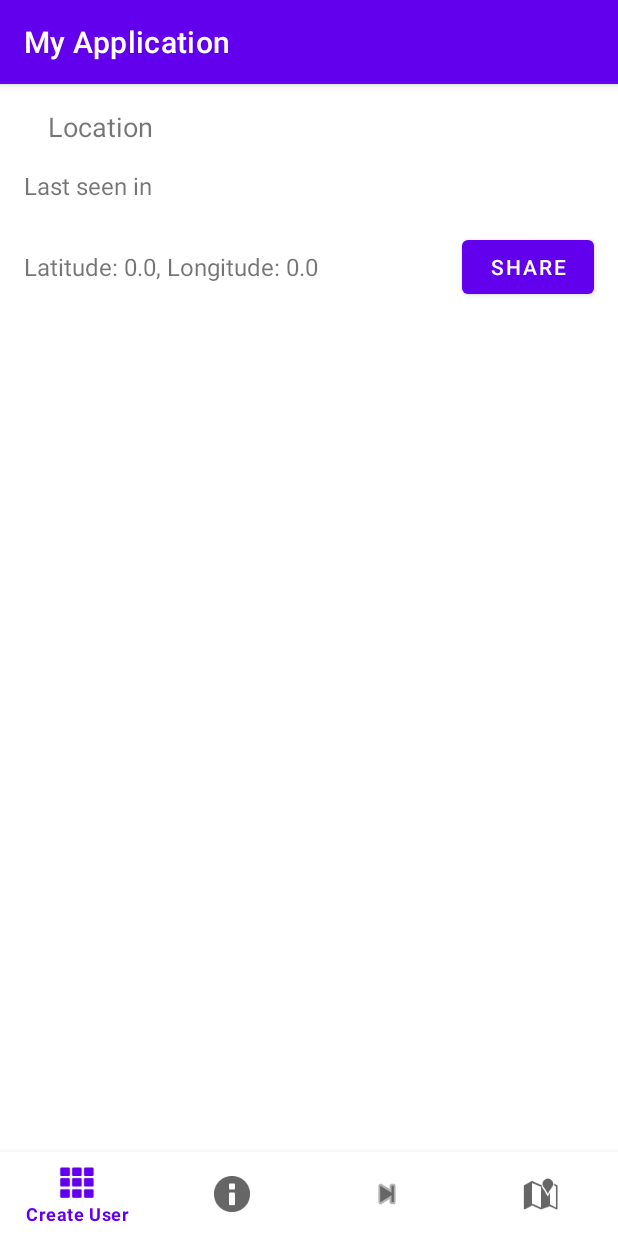
After one commit to Athenriel/MyApplication, an Android app: the LocationFragment screen opened through its navigation route, on a phone screen of 412 x 824 dp. The commit adds this screen. Run offline under Robolectric (Android 15) with nearby library versions, the light colour scheme and no system bars; our stand-ins replace navigation-ui.

Commit message:
Ability to share user location

```diff
--- a/app/src/main/AndroidManifest.xml
+++ b/app/src/main/AndroidManifest.xml
@@ -7,8 +7,6 @@
     <uses-permission android:name="android.permission.ACCESS_NETWORK_STATE" />
     <uses-permission android:name="android.permission.ACCESS_FINE_LOCATION" />
     <uses-permission android:name="android.permission.ACCESS_COARSE_LOCATION" />
-    <uses-permission android:name="android.permission.READ_EXTERNAL_STORAGE" />
-    <uses-permission android:name="android.permission.WRITE_EXTERNAL_STORAGE" />
 
     <application
         android:name=".MyApplication"
--- a/app/src/main/java/com/example/myapplication/MyApplication.kt
+++ b/app/src/main/java/com/example/myapplication/MyApplication.kt
@@ -11,6 +11,7 @@ import androidx.work.WorkManager
 import com.example.myapplication.datasource.local.LocalDataSource
 import com.example.myapplication.datasource.local.database.AppDatabase
 import com.example.myapplication.datasource.remote.RemoteDataSource
+import com.example.myapplication.model.UserLocationModel
 import com.example.myapplication.viewmodel.DownloadResourceViewModel
 import com.example.myapplication.viewmodel.UserViewModel
 import com.example.myapplication.worker.DeviceIdUpdateWorker
@@ -46,6 +47,7 @@ class MyApplication : Application() {
                 single { provideSharedPreferences(this@MyApplication) }
                 single { RemoteDataSource() }
                 single { LocalDataSource(db, get()) }
+                single { UserLocationModel(0.0, 0.0) }
                 viewModel { DownloadResourceViewModel(get()) }
                 viewModel { UserViewModel(get()) }
             })
--- /dev/null
+++ b/app/src/main/java/com/example/myapplication/model/UserLocationModel.kt
@@ -0,0 +1,6 @@
+package com.example.myapplication.model
+
+/**
+ * Created by Athenriel on 20/04/2020.
+ */
+data class UserLocationModel(var latitude: Double, var longitude: Double)
--- /dev/null
+++ b/app/src/main/java/com/example/myapplication/ui/LocationFragment.kt
@@ -0,0 +1,138 @@
+package com.example.myapplication.ui
+
+import android.Manifest
+import android.content.Intent
+import android.content.pm.PackageManager
+import android.net.Uri
+import android.os.Build
+import android.os.Bundle
+import android.provider.Settings
+import android.view.LayoutInflater
+import android.view.View
+import android.view.ViewGroup
+import androidx.appcompat.app.AlertDialog
+import androidx.core.app.ActivityCompat
+import androidx.core.content.ContextCompat
+import androidx.fragment.app.Fragment
+import androidx.lifecycle.Observer
+import com.example.myapplication.BuildConfig
+import com.example.myapplication.R
+import com.example.myapplication.databinding.FragmentLocationBinding
+import com.example.myapplication.model.UserLocationModel
+import com.example.myapplication.ui.dialog.DarkBottomDialogFragment
+import com.example.myapplication.utils.Utils
+import org.koin.android.ext.android.inject
+
+/**
+ * Created by Athenriel on 20/04/2020.
+ */
+class LocationFragment : Fragment() {
+
+    private var _binding: FragmentLocationBinding? = null
+    private val binding get() = _binding!!
+    private val userLocationModel: UserLocationModel by inject()
+
+    companion object {
+        private const val SHARE_LOCATION_CODE = 503
+        private const val PERMISSION_CODE = 5421
+    }
+
+    override fun onCreateView(
+        inflater: LayoutInflater,
+        container: ViewGroup?,
+        savedInstanceState: Bundle?
+    ): View? {
+        _binding = FragmentLocationBinding.inflate(inflater, container, false)
+        return binding.root
+    }
+
+    override fun onViewCreated(view: View, savedInstanceState: Bundle?) {
+        super.onViewCreated(view, savedInstanceState)
+        binding.fragmentLocationShareBtn.setOnClickListener {
+            Utils.shareLocation(
+                userLocationModel.latitude,
+                userLocationModel.longitude,
+                getString(R.string.share_location_text),
+                this,
+                SHARE_LOCATION_CODE,
+                object : Utils.ShareException {
+                    override fun noAppFoundException() {
+                        val title = getString(R.string.error_title)
+                        val text =
+                            getString(R.string.error_share_location_activity_resolve)
+                        Utils.showSimpleDialog(context, title, text)
+                    }
+                })
+        }
+        (activity as MainActivity?)?.getLocationLiveData()?.observe(viewLifecycleOwner, Observer {
+            setCoordsText()
+        })
+        setCoordsText()
+        askPermission()
+    }
+
+    private fun setCoordsText() {
+        val text =
+            getString(R.string.coord_lat) + userLocationModel.latitude + getString(R.string.coord_lon) + userLocationModel.longitude
+        binding.fragmentLocationCoordsTv.text = text
+    }
+
+    private fun askPermission() {
+        if (Build.VERSION.SDK_INT >= Build.VERSION_CODES.M) {
+            activity?.let { activitySafe ->
+                val permissionGranted = ContextCompat.checkSelfPermission(
+                    activitySafe,
+                    Manifest.permission.ACCESS_FINE_LOCATION
+                ) == PackageManager.PERMISSION_GRANTED
+                if (!permissionGranted) {
+                    if (ActivityCompat.shouldShowRequestPermissionRationale(
+                            activitySafe,
+                            Manifest.permission.ACCESS_FINE_LOCATION
+                        )
+                    ) {
+                        val title = getString(R.string.explain_location_required_title)
+                        val text = getString(R.string.explain_location_required_text)
+                        AlertDialog.Builder(activitySafe, R.style.AlertDialogTheme)
+                            .setTitle(title)
+                            .setMessage(text)
+                            .setPositiveButton(activitySafe.getString(R.string.ok)) { dialog, _ ->
+                                val intent = Intent(
+                                    Settings.ACTION_APPLICATION_DETAILS_SETTINGS,
+                                    Uri.parse("package:" + BuildConfig.APPLICATION_ID)
+                                )
+                                activitySafe.startActivity(intent)
+                                dialog.dismiss()
+                            }
+                            .show()
+                    } else {
+                        ActivityCompat.requestPermissions(
+                            activitySafe,
+                            arrayOf(Manifest.permission.ACCESS_FINE_LOCATION), PERMISSION_CODE
+                        )
+                    }
+                }
+            }
+        }
+    }
+
+    override fun onActivityResult(requestCode: Int, resultCode: Int, data: Intent?) {
+        super.onActivityResult(requestCode, resultCode, data)
+        if (requestCode == SHARE_LOCATION_CODE) {
+            val dialog = DarkBottomDialogFragment.newInstance(
+                getString(R.string.location_shared_text),
+                binding.fragmentLocationCoordsTv.text.toString()
+            )
+            dialog.show(
+                childFragmentManager,
+                DarkBottomDialogFragment::class.simpleName
+            )
+        }
+    }
+
+    override fun onDestroyView() {
+        super.onDestroyView()
+        _binding = null
+    }
+
+
+}
--- a/app/src/main/java/com/example/myapplication/ui/MainActivity.kt
+++ b/app/src/main/java/com/example/myapplication/ui/MainActivity.kt
@@ -1,23 +1,42 @@
 package com.example.myapplication.ui
 
+import android.Manifest
+import android.content.pm.PackageManager
 import android.os.Bundle
 import android.os.Handler
+import android.os.Looper
 import androidx.appcompat.app.AppCompatActivity
+import androidx.core.content.ContextCompat
 import androidx.core.view.isVisible
+import androidx.lifecycle.LiveData
+import androidx.lifecycle.MutableLiveData
 import androidx.navigation.NavOptions
 import androidx.navigation.findNavController
 import androidx.navigation.ui.setupWithNavController
+import androidx.work.WorkManager
 import com.example.myapplication.R
 import com.example.myapplication.databinding.ActivityMainBinding
+import com.example.myapplication.model.UserLocationModel
+import com.example.myapplication.worker.LocationUpdateWorker
+import com.google.android.gms.common.api.ResolvableApiException
+import com.google.android.gms.location.*
+import org.koin.android.ext.android.inject
 
 class MainActivity : AppCompatActivity() {
 
     companion object {
         const val VIEW_USERS_EXTRA = "viewUsersExtra"
         private const val SPLASH_TIME = 1000L
+        private const val LOC_INTERVAL = 60000L
+        private const val FAST_LOC_INTERVAL = 30000L
+        private const val RESOLVABLE_CODE = 1984
     }
 
     private lateinit var binding: ActivityMainBinding
+    private val userLocationModel: UserLocationModel by inject()
+    private var asked = false
+    private var fusedLocationProviderClient: FusedLocationProviderClient? = null
+    private lateinit var locationLiveData: MutableLiveData<Boolean>
 
     override fun onCreate(savedInstanceState: Bundle?) {
         super.onCreate(savedInstanceState)
@@ -42,6 +61,10 @@ class MainActivity : AppCompatActivity() {
                     navController.navigate(R.id.ShareFragment, null, clearNavOptions)
                     true
                 }
+                R.id.menu_location_nav -> {
+                    navController.navigate(R.id.LocationFragment, null, clearNavOptions)
+                    true
+                }
                 else -> false
             }
         }
@@ -50,9 +73,11 @@ class MainActivity : AppCompatActivity() {
                 R.id.CreateUserFragment -> true
                 R.id.ViewUsersFragment -> true
                 R.id.ShareFragment -> true
+                R.id.LocationFragment -> true
                 else -> false
             }
         }
+        locationLiveData = MutableLiveData()
         Handler().postDelayed({
             if (navController.currentDestination?.id == R.id.SplashFragment) {
                 val directions = if (intent.getBooleanExtra(VIEW_USERS_EXTRA, false)) {
@@ -65,4 +90,69 @@ class MainActivity : AppCompatActivity() {
         }, SPLASH_TIME)
     }
 
+    override fun onResume() {
+        super.onResume()
+        trackLocation()
+    }
+
+    override fun onPause() {
+        super.onPause()
+        stopTracking()
+    }
+
+    fun getLocationLiveData(): LiveData<Boolean> {
+        return locationLiveData
+    }
+
+    private fun trackLocation() {
+        try {
+            val permissionGranted = ContextCompat.checkSelfPermission(
+                this,
+                Manifest.permission.ACCESS_FINE_LOCATION
+            ) == PackageManager.PERMISSION_GRANTED
+            if (permissionGranted) {
+                fusedLocationProviderClient = LocationServices.getFusedLocationProviderClient(this)
+                val settingsClient = LocationServices.getSettingsClient(this)
+                val locationRequest = LocationRequest()
+                locationRequest.interval = LOC_INTERVAL
+                locationRequest.fastestInterval = FAST_LOC_INTERVAL
+                locationRequest.priority = LocationRequest.PRIORITY_BALANCED_POWER_ACCURACY
+                val settingsRequest =
+                    LocationSettingsRequest.Builder().addLocationRequest(locationRequest).build()
+                settingsClient.checkLocationSettings(settingsRequest).addOnSuccessListener {
+                    fusedLocationProviderClient?.requestLocationUpdates(
+                        locationRequest,
+                        locationCallback,
+                        Looper.myLooper()
+                    )
+                }.addOnFailureListener {
+                    if (it is ResolvableApiException && !asked) {
+                        asked = true
+                        it.startResolutionForResult(this, RESOLVABLE_CODE)
+                    } else {
+                        it.printStackTrace()
+                    }
+                }
+            }
+        } catch (e: Exception) {
+            e.printStackTrace()
+        }
+    }
+
+    private fun stopTracking() {
+        fusedLocationProviderClient?.removeLocationUpdates(locationCallback)
+    }
+
+    private val locationCallback = object : LocationCallback() {
+        override fun onLocationResult(result: LocationResult?) {
+            super.onLocationResult(result)
+            result?.let {
+                userLocationModel.latitude = it.lastLocation.latitude
+                userLocationModel.longitude = it.lastLocation.longitude
+                locationLiveData.postValue(true)
+                LocationUpdateWorker.enqueue(WorkManager.getInstance(this@MainActivity))
+            }
+        }
+    }
+
 }
--- a/app/src/main/java/com/example/myapplication/ui/ShareFragment.kt
+++ b/app/src/main/java/com/example/myapplication/ui/ShareFragment.kt
@@ -150,6 +150,7 @@ class ShareFragment : Fragment() {
         uri?.let { uriSafe ->
             Utils.sharePhoto(
                 uriSafe,
+                getString(R.string.share_image_text),
                 this,
                 SHARE_CODE,
                 object : Utils.ShareException {
--- /dev/null
+++ b/app/src/main/res/layout/fragment_location.xml
@@ -0,0 +1,53 @@
+<?xml version="1.0" encoding="utf-8"?>
+<androidx.constraintlayout.widget.ConstraintLayout xmlns:android="http://schemas.android.com/apk/res/android"
+    xmlns:app="http://schemas.android.com/apk/res-auto"
+    android:layout_width="match_parent"
+    android:layout_height="match_parent">
+
+    <TextView
+        android:id="@+id/fragment_location_title_tv"
+        android:layout_width="wrap_content"
+        android:layout_height="wrap_content"
+        android:layout_marginStart="32dp"
+        android:layout_marginTop="16dp"
+        android:text="@string/location_title"
+        android:textSize="18sp"
+        app:layout_constraintStart_toStartOf="parent"
+        app:layout_constraintTop_toTopOf="parent" />
+
+    <TextView
+        android:id="@+id/fragment_location_seen_tv"
+        android:layout_width="wrap_content"
+        android:layout_height="wrap_content"
+        android:layout_marginStart="16dp"
+        android:layout_marginTop="16dp"
+        android:text="@string/last_seen_in"
+        android:textSize="16sp"
+        app:layout_constraintStart_toStartOf="parent"
+        app:layout_constraintTop_toBottomOf="@+id/fragment_location_title_tv" />
+
+    <TextView
+        android:id="@+id/fragment_location_coords_tv"
+        android:layout_width="0dp"
+        android:layout_height="wrap_content"
+        android:layout_marginStart="16dp"
+        android:layout_marginTop="32dp"
+        android:layout_marginEnd="16dp"
+        android:textSize="16sp"
+        app:layout_constraintEnd_toStartOf="@+id/fragment_location_share_btn"
+        app:layout_constraintStart_toStartOf="parent"
+        app:layout_constraintTop_toBottomOf="@+id/fragment_location_seen_tv" />
+
+    <Button
+        android:id="@+id/fragment_location_share_btn"
+        android:layout_width="wrap_content"
+        android:layout_height="wrap_content"
+        android:layout_marginStart="16dp"
+        android:layout_marginEnd="16dp"
+        android:text="@string/share_btn"
+        app:layout_constraintBottom_toBottomOf="@+id/fragment_location_coords_tv"
+        app:layout_constraintEnd_toEndOf="parent"
+        app:layout_constraintStart_toEndOf="@+id/fragment_location_coords_tv"
+        app:layout_constraintTop_toTopOf="@+id/fragment_location_coords_tv" />
+
+</androidx.constraintlayout.widget.ConstraintLayout>
--- a/app/src/main/res/menu/menu_bottom_nav.xml
+++ b/app/src/main/res/menu/menu_bottom_nav.xml
@@ -13,7 +13,12 @@
 
     <item
         android:id="@+id/menu_share_nav"
-        android:icon="@android:drawable/ic_dialog_map"
+        android:icon="@android:drawable/ic_media_next"
         android:title="@string/share_title" />
 
+    <item
+        android:id="@+id/menu_location_nav"
+        android:icon="@android:drawable/ic_dialog_map"
+        android:title="@string/location_title" />
+
 </menu>
--- a/app/src/main/res/navigation/nav_graph.xml
+++ b/app/src/main/res/navigation/nav_graph.xml
@@ -43,5 +43,10 @@
         android:name="com.example.myapplication.ui.ShareFragment"
         android:label="@string/share_title"
         tools:layout="@layout/fragment_share" />
+    <fragment
+        android:id="@+id/LocationFragment"
+        android:name="com.example.myapplication.ui.LocationFragment"
+        android:label="@string/location_title"
+        tools:layout="@layout/fragment_location" />
 
 </navigation>
--- a/app/src/main/res/values/strings.xml
+++ b/app/src/main/res/values/strings.xml
@@ -21,13 +21,23 @@
     <string name="share_title">Share</string>
     <string name="share_btn">Share</string>
     <string name="pick_file_btn">Pick</string>
+    <string name="share_image_text">Share Image</string>
     <string name="image_shared_text">Image Shared</string>
     <string name="share_url_empty_toast">Image Url is empty</string>
     <string name="image_url_hint">Image Url</string>
+    <string name="location_title">Location</string>
+    <string name="last_seen_in">Last seen in</string>
+    <string name="coord_lat">Latitude:&#160;</string>
+    <string name="coord_lon">, Longitude:&#160;</string>
+    <string name="share_location_text">Share Location</string>
+    <string name="location_shared_text">Location Shared</string>
+    <string name="explain_location_required_title">Location Required</string>
+    <string name="explain_location_required_text">In order to retrieve your current location and share it, please allow Location</string>
     <string name="error_title">Error</string>
     <string name="error_retrieving_users">An error occurred while retrieving users.</string>
     <string name="error_creating_user">An error occurred while creating the user.</string>
     <string name="error_downloading_resource">An error occurred while downloading the image.</string>
     <string name="error_share_image_activity_resolve">No App found to handle image share.</string>
+    <string name="error_share_location_activity_resolve">No App found to handle location share.</string>
     <string name="ok">OK</string>
 </resources>
--- a/app/src/main/res/values/styles.xml
+++ b/app/src/main/res/values/styles.xml
@@ -1,7 +1,7 @@
 <resources>
 
     <!-- Base application theme. -->
-    <style name="AppTheme" parent="Theme.AppCompat.Light.DarkActionBar">
+    <style name="AppTheme" parent="Theme.MaterialComponents.Light.DarkActionBar">
         <!-- Customize your theme here. -->
         <item name="colorPrimary">@color/colorPrimary</item>
         <item name="colorPrimaryDark">@color/colorPrimaryDark</item>
@@ -10,12 +10,11 @@
 
     <!--Dialog Theme-->
     <style name="AlertDialogTheme" parent="ThemeOverlay.MaterialComponents.Dialog.Alert">
-        <item name="android:buttonBarButtonStyle">@style/PositiveButtonStyle</item>
+        <item name="android:buttonBarPositiveButtonStyle">@style/PositiveButtonStyle</item>
     </style>
 
     <style name="PositiveButtonStyle" parent="Widget.MaterialComponents.Button.TextButton">
-        <item name="android:textColor">@color/colorPrimary</item>
-        <item name="android:background">#00FFFFFF</item>
+        <item name="android:textSize">20sp</item>
     </style>
 
     <style name="DialogNoDim" parent="Theme.MaterialComponents.Dialog">
```
Also changed, not shown: app/src/main/java/com/example/myapplication/datasource/remote/RemoteDataSource.kt (+14 -0 lines), app/src/main/java/com/example/myapplication/datasource/remote/request/UpdateLocationRequest.kt (added, +16 -0 lines), app/src/main/java/com/example/myapplication/datasource/remote/response/UpdateLocationResponse.kt (added, +13 -0 lines), app/src/main/java/com/example/myapplication/utils/Utils.kt (+25 -1 lines), app/src/main/java/com/example/myapplication/worker/LocationUpdateWorker.kt (added, +58 -0 lines), 1 other file.
